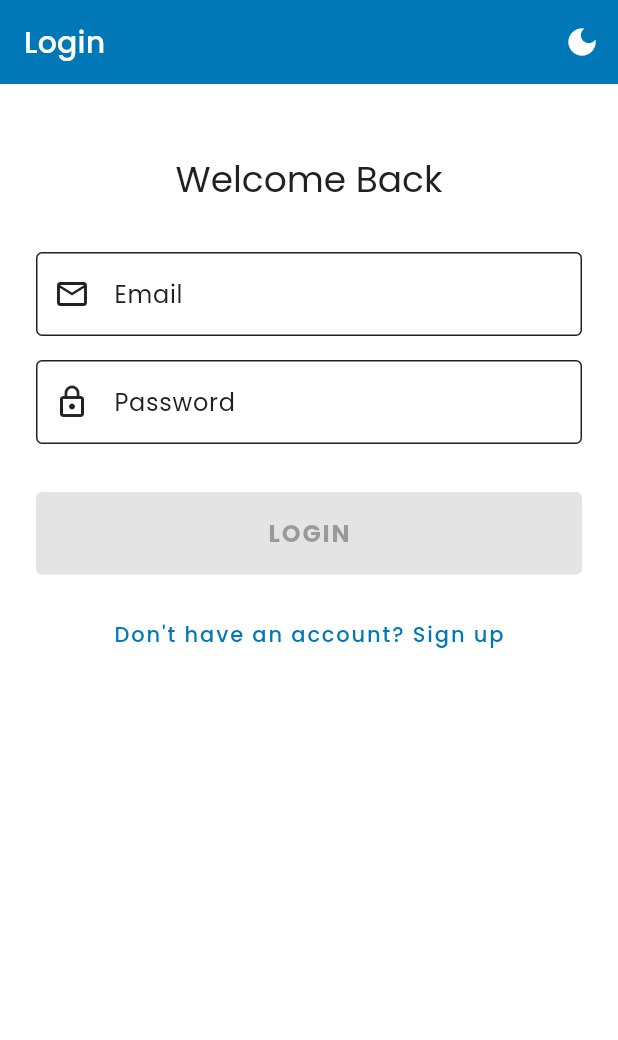
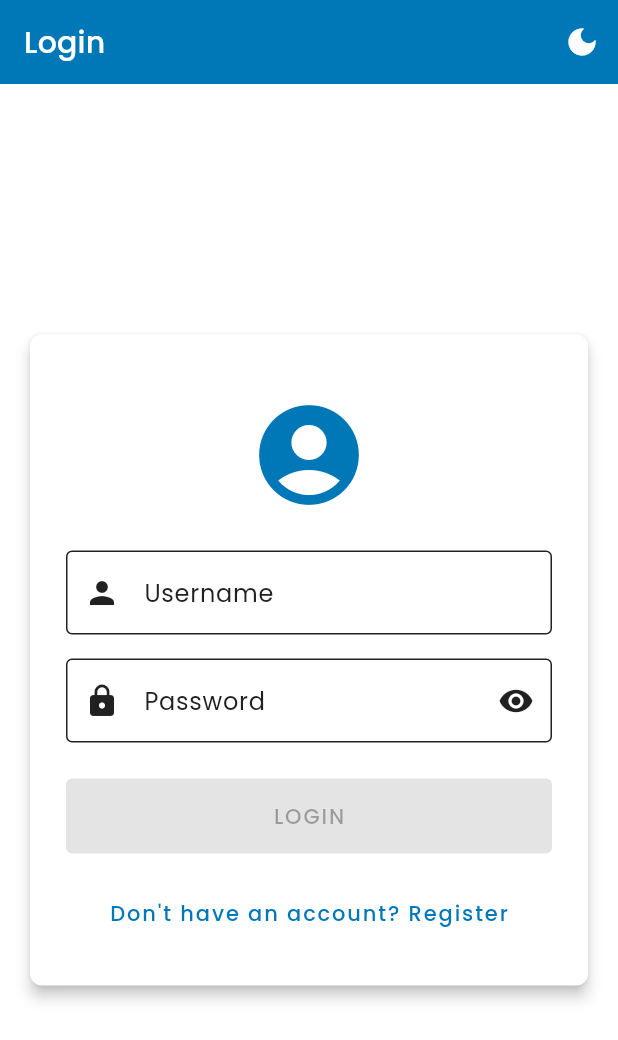
Before and after one commit to YonathanKom/project-lab-2025, a Flutter app: the screen it shows after launch, on a phone screen of 412 x 824 dp. Shown: the top 1040 px of the screen. Run offline on Flutter 3.47's test engine with Material 3 defaults, Android fonts, the phone set to English and light mode, and no system bars; our stand-ins replace google_fonts, shared_preferences; accounts and stored records are empty.

Commit message:
Login UI

```diff
--- a/frontend/lib/screens/auth/login_screen.dart
+++ b/frontend/lib/screens/auth/login_screen.dart
@@ -1,4 +1,6 @@
 import 'package:flutter/material.dart';
+import 'package:provider/provider.dart';
+import '../../providers/auth_provider.dart';
 import '../../utils/routes.dart';
 import '../../utils/validators.dart';
 import '../../widgets/theme_toggle.dart';
@@ -12,116 +14,164 @@ class LoginScreen extends StatefulWidget {
 
 class _LoginScreenState extends State<LoginScreen> {
   final _formKey = GlobalKey<FormState>();
-  final _emailController = TextEditingController();
+  final _usernameController = TextEditingController();
   final _passwordController = TextEditingController();
-
   bool _isFormValid = false;
+  bool _obscurePassword = true;
+  bool _isLoading = false;
 
   @override
   void initState() {
     super.initState();
-    _emailController.addListener(_validateForm);
+    // Add listeners to controllers to validate form on changes
+    _usernameController.addListener(_validateForm);
     _passwordController.addListener(_validateForm);
+
+    // Listen for auth status changes
+    WidgetsBinding.instance.addPostFrameCallback((_) {
+      final authProvider = Provider.of<AuthProvider>(context, listen: false);
+      authProvider.addListener(() {
+        if (authProvider.status == AuthStatus.authenticated) {
+          Navigator.pushReplacementNamed(context, Routes.home);
+        } else if (authProvider.status == AuthStatus.error && mounted) {
+          ScaffoldMessenger.of(context).showSnackBar(
+            SnackBar(
+              content: Text(authProvider.errorMessage ?? 'An error occurred'),
+              backgroundColor: Theme.of(context).colorScheme.error,
+            ),
+          );
+          setState(() => _isLoading = false);
+        }
+      });
+    });
   }
 
   @override
   void dispose() {
-    _emailController.dispose();
+    _usernameController.dispose();
     _passwordController.dispose();
     super.dispose();
   }
 
   void _validateForm() {
-    final isEmailValid =
-        Validators.validateEmail(_emailController.text) == null;
-    final isPasswordValid =
-        Validators.validatePassword(_passwordController.text) == null;
+    final usernameValid = _usernameController.text.trim().isNotEmpty;
+    final passwordValid = _passwordController.text.trim().length >= 6;
 
+    final isValid = usernameValid && passwordValid;
+
+    if (_isFormValid != isValid) {
       setState(() {
-      _isFormValid = isEmailValid && isPasswordValid;
+        _isFormValid = isValid;
       });
     }
+  }
 
-  void _login() {
-    if (_formKey.currentState!.validate()) {
-      // Login logic would go here
-      ScaffoldMessenger.of(context).showSnackBar(
-        const SnackBar(content: Text('Processing login...')),
+  Future<void> _login() async {
+    if (!_formKey.currentState!.validate()) return;
+
+    setState(() => _isLoading = true);
+
+    final authProvider = Provider.of<AuthProvider>(context, listen: false);
+    await authProvider.login(
+      username: _usernameController.text.trim(),
+      password: _passwordController.text,
     );
-    }
   }
 
   @override
   Widget build(BuildContext context) {
+    final theme = Theme.of(context);
+
     return Scaffold(
       appBar: AppBar(
         title: const Text('Login'),
         actions: const [ThemeToggle()],
       ),
-      body: SingleChildScrollView(
+      body: Center(
+        child: SingleChildScrollView(
+          padding: const EdgeInsets.all(16.0),
+          child: Card(
+            elevation: 4.0,
+            child: Padding(
               padding: const EdgeInsets.all(24.0),
               child: Form(
                 key: _formKey,
                 child: Column(
-            crossAxisAlignment: CrossAxisAlignment.stretch,
+                  mainAxisSize: MainAxisSize.min,
                   children: [
-              const SizedBox(height: 24),
-              Text(
-                'Welcome Back',
-                style: Theme.of(context).textTheme.headlineSmall,
-                textAlign: TextAlign.center,
+                    const SizedBox(height: 16.0),
+                    Icon(
+                      Icons.account_circle,
+                      size: 80.0,
+                      color: theme.colorScheme.primary,
                     ),
-              const SizedBox(height: 32),
-
-              // Email field
+                    const SizedBox(height: 24.0),
                     TextFormField(
-                controller: _emailController,
+                      controller: _usernameController,
                       decoration: const InputDecoration(
-                  labelText: 'Email',
-                  prefixIcon: Icon(Icons.email_outlined),
+                        labelText: 'Username',
+                        prefixIcon: Icon(Icons.person),
                         border: OutlineInputBorder(),
                       ),
-                keyboardType: TextInputType.emailAddress,
-                validator: Validators.validateEmail,
-                autovalidateMode: AutovalidateMode.onUserInteraction,
+                      validator: (value) => Validators.validateUsername(value),
+                      textInputAction: TextInputAction.next,
                     ),
-              const SizedBox(height: 16),
-
-              // Password field
+                    const SizedBox(height: 16.0),
                     TextFormField(
                       controller: _passwordController,
-                decoration: const InputDecoration(
+                      decoration: InputDecoration(
                         labelText: 'Password',
-                  prefixIcon: Icon(Icons.lock_outline),
-                  border: OutlineInputBorder(),
+                        prefixIcon: const Icon(Icons.lock),
+                        border: const OutlineInputBorder(),
+                        suffixIcon: IconButton(
+                          icon: Icon(
+                            _obscurePassword
+                                ? Icons.visibility
+                                : Icons.visibility_off,
                           ),
-                obscureText: true,
-                validator: Validators.validatePassword,
-                autovalidateMode: AutovalidateMode.onUserInteraction,
-              ),
-              const SizedBox(height: 32),
-
-              // Login button
-              ElevatedButton(
-                onPressed: _isFormValid ? _login : null,
-                style: ElevatedButton.styleFrom(
-                  padding: const EdgeInsets.symmetric(vertical: 16),
-                ),
-                child: const Text(
-                  'LOGIN',
-                  style: TextStyle(fontSize: 16, fontWeight: FontWeight.bold),
+                          onPressed: () {
+                            setState(() {
+                              _obscurePassword = !_obscurePassword;
+                            });
+                          },
                         ),
                       ),
-              const SizedBox(height: 16),
-
-              // Register link
+                      validator: (value) => Validators.validatePassword(value),
+                      obscureText: _obscurePassword,
+                      textInputAction: TextInputAction.done,
+                      onFieldSubmitted: (_) {
+                        if (_isFormValid) _login();
+                      },
+                    ),
+                    const SizedBox(height: 24.0),
+                    SizedBox(
+                      width: double.infinity,
+                      height: 50.0,
+                      child: ElevatedButton(
+                        onPressed: _isFormValid && !_isLoading ? _login : null,
+                        child: _isLoading
+                            ? const SizedBox(
+                                width: 24.0,
+                                height: 24.0,
+                                child: CircularProgressIndicator(
+                                  strokeWidth: 2.0,
+                                  color: Colors.white,
+                                ),
+                              )
+                            : const Text('LOGIN'),
+                      ),
+                    ),
+                    const SizedBox(height: 16.0),
                     TextButton(
                       onPressed: () {
                         Navigator.pushNamed(context, Routes.register);
                       },
-                child: const Text('Don\'t have an account? Sign up'),
+                      child: const Text('Don\'t have an account? Register'),
                     ),
                   ],
+                ),
+              ),
+            ),
           ),
         ),
       ),
```
Also changed, not shown: frontend/lib/utils/validators.dart (+17 -9 lines). Lines whose indentation alone changed are shown as unchanged.
